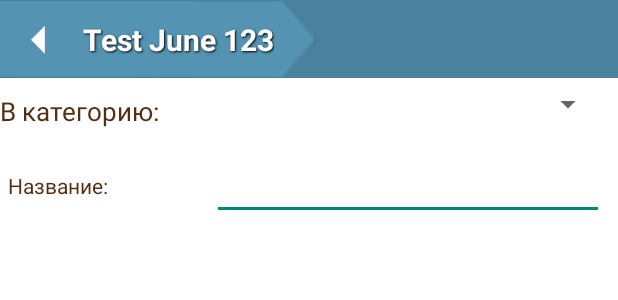
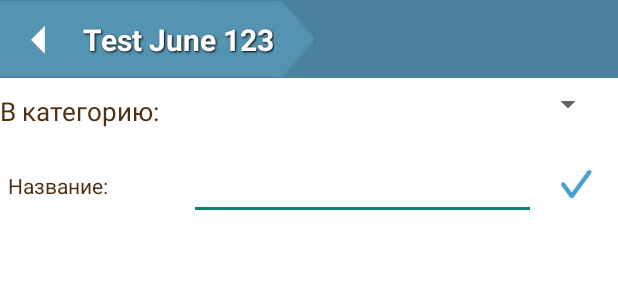
Before and after one commit to bulatyauheni/dietaGramSportNew, an Android app: the layout add_recepy.xml on its own in the app's theme, with its tools: preview values and no code run, on a phone screen of 412 x 824 dp. Shown: the top 300 px of the screen. Run offline under Robolectric (Android 15) with nearby library versions, the phone set to English and light mode, and no system bars.

Commit message:
fix for new design

```diff
--- a/dietHelperSport/src/main/AndroidManifest.xml
+++ b/dietHelperSport/src/main/AndroidManifest.xml
@@ -2,8 +2,8 @@
 <manifest xmlns:android="http://schemas.android.com/apk/res/android"
     package="bulat.diet.helper_sport"
     android:installLocation="auto"
-    android:versionCode="101"
-    android:versionName="3.0.9" >
+    android:versionCode="102"
+    android:versionName="3.1.0" >
 
     <uses-sdk android:minSdkVersion="9" />
 
--- a/dietHelperSport/src/main/java/bulat/diet/helper_sport/activity/AddTodayFitnesActivity.java
+++ b/dietHelperSport/src/main/java/bulat/diet/helper_sport/activity/AddTodayFitnesActivity.java
@@ -308,7 +308,7 @@ public class AddTodayFitnesActivity extends BaseActivity {
 									"",
 									Integer.parseInt(weightView.getText()
 											.toString()),
-									Integer.valueOf(dishCaloricityVTW.getText().toString())>0?-Integer.valueOf(dishCaloricityVTW.getText().toString()): -1,
+									Integer.valueOf(dishCaloricityVTW.getText().toString()) < 0? Integer.valueOf(dishCaloricityVTW.getText().toString()): -1,
 									currDate,Float.parseFloat(fitnesWeight),
 									fitCountSpinner.getSelectedItemId()>=0?fitCountSpinner.getSelectedItemId():0,
 									Float.parseFloat(fitnesWay),
--- a/dietHelperSport/src/main/res/layout/activity_combined.xml
+++ b/dietHelperSport/src/main/res/layout/activity_combined.xml
@@ -63,7 +63,7 @@
                 android:layout_width="30dip"
                 android:layout_height="30dip"
                 android:layout_gravity="center_horizontal|center_vertical"
-                android:background="@drawable/ok_button_xml"
+                android:background="@drawable/ok_button_blue_xml"
                 android:clickable="true"
                 android:gravity="right"
                 android:maxLines="1"
--- a/dietHelperSport/src/main/res/layout/add_recepy.xml
+++ b/dietHelperSport/src/main/res/layout/add_recepy.xml
@@ -146,6 +146,25 @@
                             android:textColor="@color/text_color" >
                         </EditText>
                     </LinearLayout>
+
+                    <LinearLayout
+                        android:layout_width="wrap_content"
+                        android:layout_height="wrap_content"
+                        android:layout_gravity="center_vertical"
+                        android:paddingRight="5dp"
+                        android:orientation="vertical" >
+
+                        <Button
+                            android:id="@+id/buttonYes"
+                            android:layout_width="40dip"
+                            android:layout_height="40dip"
+                            android:layout_gravity="center_horizontal"
+                            android:background="@drawable/ok_button_blue_xml"
+                            android:clickable="true"
+                            android:gravity="right"
+                            android:maxLines="1"
+                            android:textSize="12dip" />
+                    </LinearLayout>
                 </LinearLayout>
 
                 <LinearLayout
@@ -261,24 +280,6 @@
                         android:textSize="12dip" />
                 </LinearLayout>
 
-                <LinearLayout
-                    android:layout_width="fill_parent"
-                    android:layout_height="wrap_content"
-                    android:layout_gravity="bottom"
-                    android:layout_weight="1"
-                    android:orientation="vertical" >
-
-                    <Button
-                        android:id="@+id/buttonYes"
-                        android:layout_width="70dip"
-                        android:layout_height="70dip"
-                        android:layout_gravity="center_horizontal"
-                        android:background="@drawable/ok_button_xml"
-                        android:clickable="true"
-                        android:gravity="right"
-                        android:maxLines="1"
-                        android:textSize="12dip" />
-                </LinearLayout>
             </LinearLayout>
         </LinearLayout>
     </ScrollView>
--- a/dietHelperSport/src/main/res/layout/calculator.xml
+++ b/dietHelperSport/src/main/res/layout/calculator.xml
@@ -361,7 +361,7 @@
                     android:id="@+id/buttonSave"
                     android:layout_width="50dip"
                     android:layout_height="50dip"
-                    android:background="@drawable/ok_button_xml"
+                    android:background="@drawable/ok_button_blue_xml"
                     android:clickable="true"
                     android:gravity="center_horizontal"
                     android:maxLines="1"
--- a/dietHelperSport/src/main/res/layout/search_param_dialog.xml
+++ b/dietHelperSport/src/main/res/layout/search_param_dialog.xml
@@ -349,7 +349,8 @@
                 android:layout_height="fill_parent"
                 android:layout_weight="1"
                 android:gravity="right"
-                android:orientation="vertical" >
+                android:orientation="vertical"
+                android:visibility="gone">
 
                 <Button
                     android:id="@+id/buttonNo"
@@ -376,7 +377,7 @@
                     android:layout_width="70dip"
                     android:layout_height="70dip"
                     android:layout_gravity="center_horizontal"
-                    android:background="@drawable/ok_button_xml"
+                    android:background="@drawable/ok_button_blue_xml"
                     android:clickable="true"
                     android:gravity="right"
                     android:maxLines="1"
--- a/dietHelperSport/src/main/res/layout/settings.xml
+++ b/dietHelperSport/src/main/res/layout/settings.xml
@@ -401,7 +401,7 @@
 		                        android:layout_width="30dip"
 		                        android:layout_height="30dip"
 		                        android:layout_gravity="center_horizontal"
-		                        android:background="@drawable/ok_button_xml"
+		                        android:background="@drawable/ok_button_blue_xml"
 		                        android:clickable="true"
 		                        android:gravity="right"
 		                        android:maxLines="1"
--- a/dietHelperSport/src/main/res/layout/statistics_export.xml
+++ b/dietHelperSport/src/main/res/layout/statistics_export.xml
@@ -70,7 +70,7 @@
                 android:id="@+id/buttonSave"
                 android:layout_width="50dip"
                 android:layout_height="50dip"
-                android:background="@drawable/ok_button_xml"
+                android:background="@drawable/ok_button_blue_xml"
                 android:clickable="true"
                 android:gravity="center_horizontal"
                 android:maxLines="1"
--- a/dietHelperSport/src/main/res/layout/statistics_import.xml
+++ b/dietHelperSport/src/main/res/layout/statistics_import.xml
@@ -65,7 +65,7 @@
                 android:id="@+id/buttonFind"
                 android:layout_width="50dip"
                 android:layout_height="50dip"
-                android:background="@drawable/ok_button_xml"
+                android:background="@drawable/ok_button_blue_xml"
                 android:clickable="true"
                 android:gravity="center_horizontal"
                 android:maxLines="1"
--- a/dietHelperSport/src/main/res/layout/user_chart_dialog.xml
+++ b/dietHelperSport/src/main/res/layout/user_chart_dialog.xml
@@ -61,7 +61,7 @@
                     android:layout_width="50dip"
                     android:layout_height="50dip"
                     android:layout_gravity="center_horizontal"
-                    android:background="@drawable/ok_button_xml"
+                    android:background="@drawable/ok_button_blue_xml"
                     android:clickable="true"
                     android:maxLines="1"
                     android:textSize="12dip" />
```
Also changed, not shown: dietHelperSport/src/main/res/layout/add_fitnes.xml (+17 -17 lines), dietHelperSport/src/main/res/layout/days_list_row.xml (+19 -11 lines), dietHelperSport/src/main/res/drawable-hdpi/water_icon.png (added).
